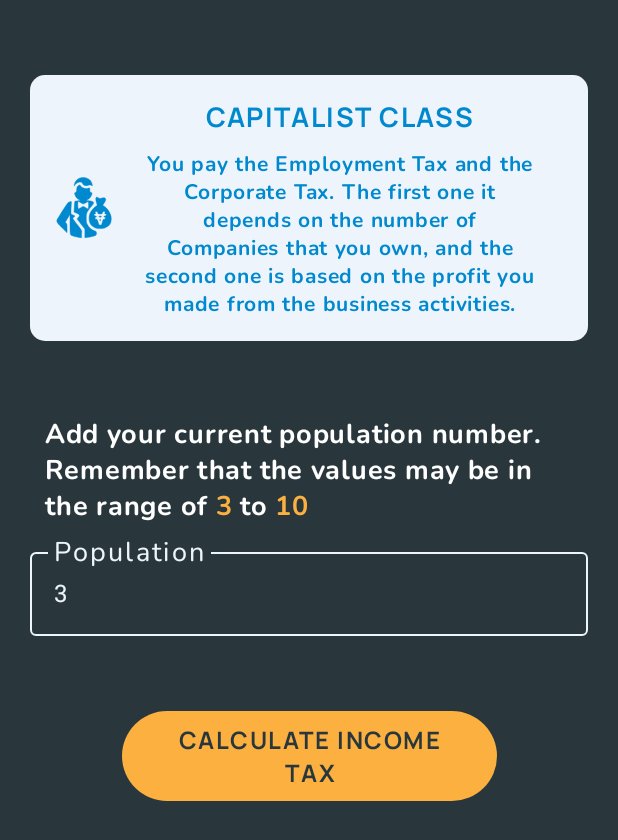
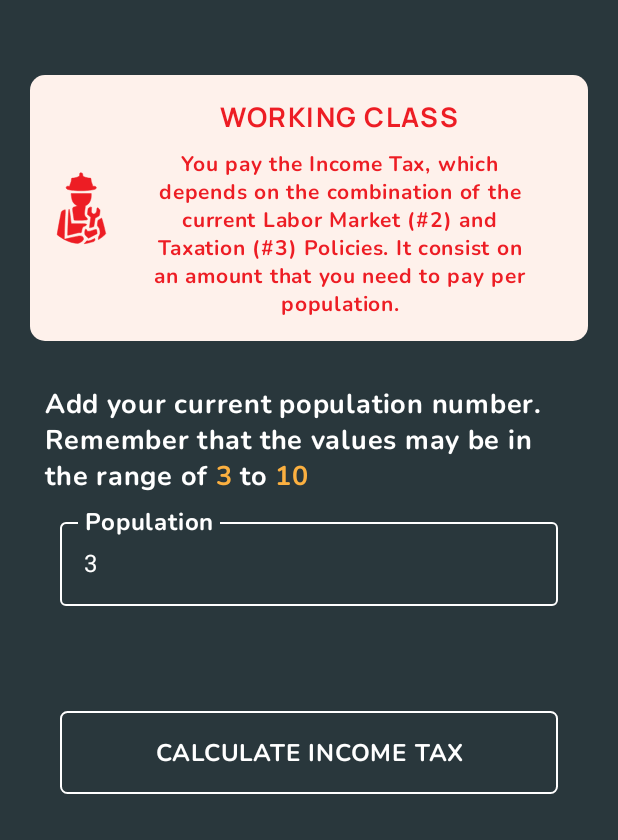
Before and after one commit to aloarte/HegemonyTaxes, an Android app built with Jetpack Compose: the RolesScreen screen opened through its navigation route, after a tap on "WORKING CLASS", on a phone screen of 412 x 824 dp. Shown: the top 840 px of the screen. Run offline under Robolectric (Android 15) with nearby library versions, the phone set to English and light mode, and no system bars; our stand-ins replace Dagger/Hilt's generated code.

Commit message:
Finished main skeleton of the working class screen

```diff
--- a/app/src/main/java/com/p4r4d0x/hegemonytaxes/presenter/common/ComposableCommons.kt
+++ b/app/src/main/java/com/p4r4d0x/hegemonytaxes/presenter/common/ComposableCommons.kt
@@ -1,23 +1,84 @@
 package com.p4r4d0x.hegemonytaxes.presenter.common
 
+import androidx.compose.foundation.BorderStroke
+import androidx.compose.foundation.Image
+import androidx.compose.foundation.layout.fillMaxWidth
+import androidx.compose.foundation.layout.height
+import androidx.compose.foundation.layout.padding
+import androidx.compose.foundation.layout.size
+import androidx.compose.foundation.layout.width
+import androidx.compose.foundation.shape.RoundedCornerShape
+import androidx.compose.material3.ButtonDefaults
+import androidx.compose.material3.ElevatedButton
+import androidx.compose.material3.MaterialTheme
+import androidx.compose.material3.OutlinedButton
 import androidx.compose.material3.Text
 import androidx.compose.runtime.Composable
 import androidx.compose.ui.Modifier
+import androidx.compose.ui.graphics.Color
+import androidx.compose.ui.res.painterResource
 import androidx.compose.ui.text.SpanStyle
 import androidx.compose.ui.text.buildAnnotatedString
+import androidx.compose.ui.text.style.TextAlign
 import androidx.compose.ui.text.withStyle
+import androidx.compose.ui.unit.dp
+import androidx.compose.ui.unit.sp
+import com.p4r4d0x.hegemonytaxes.R
 import com.p4r4d0x.hegemonytaxes.ui.data.MultipleText
+import com.p4r4d0x.hegemonytaxes.ui.theme.DarkGrey
+import com.p4r4d0x.hegemonytaxes.ui.theme.MidDarkGrey
+import com.p4r4d0x.hegemonytaxes.ui.theme.Orange
+import com.p4r4d0x.hegemonytaxes.ui.theme.White
+import java.util.Locale
 
 @Composable
 fun MultiStyleText(
     modifier: Modifier,
     highlightedStyle: SpanStyle,
     regularStyle: SpanStyle,
-    textStyleList:List<MultipleText>
+    textStyleList: List<MultipleText>
 ) {
     Text(buildAnnotatedString {
         textStyleList.forEach {
-            withStyle(style = if(it.highlighted) highlightedStyle else regularStyle) { append(it.text) }
+            withStyle(style = if (it.highlighted) highlightedStyle else regularStyle) { append(it.text) }
         }
     }, modifier)
 }
+
+@Composable
+fun HegemonyButton(
+    modifier: Modifier,
+    text: String,
+    mainColor: Color = White,
+    backgroundColor: Color = DarkGrey,
+    drawable: Int? = null,
+    onClick: () -> Unit
+) {
+    OutlinedButton(
+        shape = RoundedCornerShape(5.dp),
+        modifier = modifier
+            .height(95.dp)
+            .fillMaxWidth()
+            .padding(20.dp),
+        border = BorderStroke(1.dp, mainColor),
+        colors = ButtonDefaults.outlinedButtonColors(containerColor = backgroundColor),
+        onClick = { onClick() }) {
+        drawable?.let {
+            Image(
+                painterResource(id = it),
+                contentDescription = "button image",
+                modifier = Modifier.size(40.dp)
+            )
+        }
+
+        Text(
+            color = mainColor,
+            text = text.uppercase(Locale.ROOT),
+            fontSize = 16.sp,
+            style = MaterialTheme.typography.labelMedium,
+            textAlign = TextAlign.Center
+        )
+    }
+
+
+}
--- a/app/src/main/java/com/p4r4d0x/hegemonytaxes/presenter/policies/PoliciesScreen.kt
+++ b/app/src/main/java/com/p4r4d0x/hegemonytaxes/presenter/policies/PoliciesScreen.kt
@@ -11,26 +11,21 @@ import androidx.compose.foundation.layout.height
 import androidx.compose.foundation.layout.padding
 import androidx.compose.foundation.layout.width
 import androidx.compose.foundation.layout.wrapContentHeight
-import androidx.compose.material3.Button
-import androidx.compose.material3.ButtonColors
-import androidx.compose.material3.ButtonDefaults
 import androidx.compose.material3.MaterialTheme
 import androidx.compose.material3.Text
 import androidx.compose.runtime.Composable
 import androidx.compose.ui.Alignment
 import androidx.compose.ui.Modifier
-import androidx.compose.ui.graphics.Color
 import androidx.compose.ui.text.style.TextAlign
 import androidx.compose.ui.unit.dp
 import androidx.compose.ui.unit.sp
 import com.p4r4d0x.hegemonytaxes.domain_data.model.PolicyData
 import com.p4r4d0x.hegemonytaxes.presenter.UiEvent
 import com.p4r4d0x.hegemonytaxes.presenter.UiState
+import com.p4r4d0x.hegemonytaxes.presenter.common.HegemonyButton
 import com.p4r4d0x.hegemonytaxes.presenter.policies.compose.PolicySliderComponent
 import com.p4r4d0x.hegemonytaxes.ui.theme.DarkGrey
-import com.p4r4d0x.hegemonytaxes.ui.theme.Grey
 import com.p4r4d0x.hegemonytaxes.ui.theme.HegemonyTaxesCalculatorTheme
-import com.p4r4d0x.hegemonytaxes.ui.theme.Orange
 import com.p4r4d0x.hegemonytaxes.ui.theme.White
 import java.util.Locale
 
@@ -79,14 +74,13 @@ fun TaxRow(taxMultiplier: Int) {
     Row(
         modifier = Modifier
             .fillMaxWidth()
-            .height(70.dp)
-            .padding(1.dp),
+            .height(70.dp),
         verticalAlignment = Alignment.Bottom,
         horizontalArrangement = Arrangement.Center
     ) {
         Text(
             color = White,
-            text = "TAX MULTIPLIER: ",
+            text = "Tax multiplier: ",
             style = MaterialTheme.typography.titleMedium,
             textAlign = TextAlign.Center,
             modifier = Modifier.padding(vertical = 10.dp)
@@ -106,24 +100,12 @@ fun TaxRow(taxMultiplier: Int) {
 fun PickRolesRow(onEventTriggered: (UiEvent) -> Unit) {
     Row(
         modifier = Modifier
-            .fillMaxWidth()
-            .padding(20.dp),
+            .fillMaxWidth(),
         verticalAlignment = Alignment.CenterVertically,
         horizontalArrangement = Arrangement.Center
     ) {
-
-        Button(
-            colors = ButtonDefaults.buttonColors(containerColor = Orange),
-            modifier = Modifier.width(250.dp),
-            onClick = { onEventTriggered(UiEvent.GoPickRole) }
-        ) {
-            Text(
-                color = DarkGrey,
-                text = "Pick Role".uppercase(Locale.ROOT),
-                fontSize = 16.sp,
-                style = MaterialTheme.typography.labelLarge,
-                textAlign = TextAlign.Center
-            )
+        HegemonyButton(modifier = Modifier, text = "Pick roles") {
+            onEventTriggered(UiEvent.GoPickRole)
         }
     }
 }
--- a/app/src/main/java/com/p4r4d0x/hegemonytaxes/presenter/roles/RolesScreen.kt
+++ b/app/src/main/java/com/p4r4d0x/hegemonytaxes/presenter/roles/RolesScreen.kt
@@ -29,6 +29,9 @@ fun RolesScreen(state: UiState, onEventTriggered: (UiEvent) -> Unit) {
             Divider(thickness = 50.dp, color = Color.Transparent)
             RolesDescription(state)
             Divider(thickness = 20.dp, color = Color.Transparent)
+
+
+
             RoleSection(HegemonyRole.WorkingClass) {
                 onEventTriggered.invoke(UiEvent.GoRole(HegemonyRole.WorkingClass))
             }
--- a/app/src/main/java/com/p4r4d0x/hegemonytaxes/presenter/roles/WorkingClassScreen.kt
+++ b/app/src/main/java/com/p4r4d0x/hegemonytaxes/presenter/roles/WorkingClassScreen.kt
@@ -30,6 +30,7 @@ import androidx.compose.ui.unit.sp
 import com.p4r4d0x.hegemonytaxes.domain_data.model.HegemonyRole
 import com.p4r4d0x.hegemonytaxes.presenter.UiEvent
 import com.p4r4d0x.hegemonytaxes.presenter.UiState
+import com.p4r4d0x.hegemonytaxes.presenter.common.HegemonyButton
 import com.p4r4d0x.hegemonytaxes.presenter.common.MultiStyleText
 import com.p4r4d0x.hegemonytaxes.presenter.roles.compose.RoleInputText
 import com.p4r4d0x.hegemonytaxes.presenter.roles.compose.RoleTitleSection
@@ -52,16 +53,18 @@ fun WorkingClassScreen(state: UiState, onEventTriggered: (UiEvent) -> Unit) {
             modifier = Modifier
                 .fillMaxHeight()
                 .fillMaxWidth()
-                .background(DarkGrey),
+                .background(DarkGrey)
+                .padding(20.dp),
             horizontalAlignment = Alignment.CenterHorizontally
         ) {
-            val roleUi = buildRoleUiData(HegemonyRole.CapitalistClass)
+            val roleUi = buildRoleUiData(HegemonyRole.WorkingClass)
             RoleTitleSection(roleUi)
             Divider(thickness = 20.dp, color = Color.Transparent)
             PopulationInputDescription()
             RoleInputText(context, roleUi, "Population", population, 10) {
                 it
                 population = it
+
             }
             Divider(thickness = 50.dp, color = Color.Transparent)
             CalculateIncomeTaxButton(context, population, onEventTriggered)
@@ -75,7 +78,7 @@ fun WorkingClassScreen(state: UiState, onEventTriggered: (UiEvent) -> Unit) {
 fun IncomeTaxResult(state: UiState) {
     if (state.incomeTax > -1) {
         MultiStyleText(
-            modifier = Modifier.padding(horizontal = 30.dp, vertical = 10.dp),
+            modifier = Modifier.padding(horizontal = 10.dp, vertical = 10.dp),
             textStyleList = listOf(
                 MultipleText("The Tax Income calculated is ", false),
                 MultipleText(state.incomeTax.toString(), true),
@@ -91,7 +94,7 @@ fun IncomeTaxResult(state: UiState) {
 @Composable
 fun PopulationInputDescription() {
     MultiStyleText(
-        modifier = Modifier.padding(horizontal = 30.dp, vertical = 10.dp),
+        modifier = Modifier.padding(horizontal = 10.dp, vertical = 10.dp),
         textStyleList = listOf(
             MultipleText(
                 "Add your current population number. Remember that the values may be in the range of ",
@@ -112,10 +115,7 @@ fun CalculateIncomeTaxButton(
     population: String,
     onEventTriggered: (UiEvent) -> Unit
 ) {
-    Button(
-        colors = ButtonDefaults.buttonColors(containerColor = Orange),
-        modifier = Modifier.width(250.dp),
-        onClick = {
+    HegemonyButton(modifier = Modifier, text = "Calculate income tax") {
         verifyIntInputSelection(
             context = context,
             numberInput = population,
@@ -124,14 +124,5 @@ fun CalculateIncomeTaxButton(
             onEventTriggered(UiEvent.CalculateIncomeTax(population = it))
         }
     }
-    ) {
 
-        Text(
-            color = DarkGrey,
-            text = "Calculate income tax".uppercase(Locale.ROOT),
-            fontSize = 16.sp,
-            style = MaterialTheme.typography.labelLarge,
-            textAlign = TextAlign.Center
-        )
 }
-}
--- a/app/src/main/java/com/p4r4d0x/hegemonytaxes/presenter/roles/compose/CRoles.kt
+++ b/app/src/main/java/com/p4r4d0x/hegemonytaxes/presenter/roles/compose/CRoles.kt
@@ -14,7 +14,9 @@ import androidx.compose.foundation.layout.padding
 import androidx.compose.foundation.layout.width
 import androidx.compose.foundation.layout.wrapContentHeight
 import androidx.compose.foundation.shape.RoundedCornerShape
+import androidx.compose.foundation.text.KeyboardActions
 import androidx.compose.foundation.text.KeyboardOptions
+import androidx.compose.foundation.text.selection.TextSelectionColors
 import androidx.compose.material3.Divider
 import androidx.compose.material3.ExperimentalMaterial3Api
 import androidx.compose.material3.MaterialTheme
@@ -26,27 +28,17 @@ import androidx.compose.ui.Alignment
 import androidx.compose.ui.Modifier
 import androidx.compose.ui.draw.clip
 import androidx.compose.ui.graphics.Color
+import androidx.compose.ui.graphics.Color.Companion.White
+import androidx.compose.ui.platform.LocalFocusManager
 import androidx.compose.ui.res.painterResource
 import androidx.compose.ui.text.input.ImeAction
 import androidx.compose.ui.text.input.KeyboardType
 import androidx.compose.ui.text.style.TextAlign
 import androidx.compose.ui.unit.dp
 import androidx.compose.ui.unit.sp
-import com.p4r4d0x.hegemonytaxes.domain_data.model.HegemonyRole
-import com.p4r4d0x.hegemonytaxes.domain_data.utils.getInvolvedTaxPoliciesSummary
-import com.p4r4d0x.hegemonytaxes.presenter.UiState
-import com.p4r4d0x.hegemonytaxes.presenter.common.MultiStyleText
-import com.p4r4d0x.hegemonytaxes.ui.data.MultipleText
 import com.p4r4d0x.hegemonytaxes.ui.data.RoleUiData
-import com.p4r4d0x.hegemonytaxes.ui.theme.Blue
-import com.p4r4d0x.hegemonytaxes.ui.theme.Grey
-import com.p4r4d0x.hegemonytaxes.ui.theme.Red
-import com.p4r4d0x.hegemonytaxes.ui.theme.White
-import com.p4r4d0x.hegemonytaxes.ui.theme.Yellow
 import com.p4r4d0x.hegemonytaxes.ui.utils.Utils
-import com.p4r4d0x.hegemonytaxes.ui.utils.Utils.getHighlightedSpanStyle
-import com.p4r4d0x.hegemonytaxes.ui.utils.Utils.getRegularSpanStyle
-import com.p4r4d0x.hegemonytaxes.ui.utils.Utils.getRoleBackgroundColor
+import java.util.Locale
 
 @OptIn(ExperimentalMaterial3Api::class)
 @Composable
@@ -58,6 +50,7 @@ fun RoleInputText(
     maxValue: Int,
     onValueChanged: (String) -> Unit
 ) {
+    val focusManager = LocalFocusManager.current
     Row(
         modifier = Modifier
             .fillMaxWidth(),
@@ -66,15 +59,22 @@ fun RoleInputText(
     ) {
         OutlinedTextField(
             colors = TextFieldDefaults.outlinedTextFieldColors(
-                textColor = roleUi.backgroundColor,
-                focusedLabelColor = roleUi.mainColor,
-                unfocusedLabelColor = roleUi.backgroundColor,
-                focusedBorderColor = roleUi.mainColor,
-                unfocusedBorderColor = roleUi.backgroundColor
+                cursorColor = roleUi.mainColor,
+                selectionColors = TextSelectionColors(roleUi.mainColor, roleUi.mainColor),
+                textColor = White,
+                focusedLabelColor = White,
+                unfocusedLabelColor = White,
+                focusedBorderColor = White,
+                unfocusedBorderColor = White
             ),
             keyboardOptions = KeyboardOptions(
                 keyboardType = KeyboardType.Number,
                 imeAction = ImeAction.Done
+            ),
+            keyboardActions = KeyboardActions(
+                onDone = {
+                    focusManager.clearFocus()
+                }
             ),
             singleLine = true,
             modifier = Modifier
@@ -86,7 +86,14 @@ fun RoleInputText(
                     onValueChanged(newValue)
                 }
             },
-            label = { Text(labelText) }
+            label = {
+                Text(
+                    text = labelText,
+                    fontSize = 16.sp,
+                    style = MaterialTheme.typography.labelMedium,
+                    textAlign = TextAlign.Center
+                )
+            }
         )
     }
 }
@@ -96,7 +103,6 @@ fun RoleTitleSection(roleUi: RoleUiData) {
     Column(
         modifier = Modifier
             .fillMaxWidth()
-            .padding(20.dp)
     ) {
         Divider(thickness = 30.dp, color = Color.Transparent)
         RoleTitleCard(roleUi)
--- a/app/src/main/java/com/p4r4d0x/hegemonytaxes/presenter/roles/compose/CRolesPicker.kt
+++ b/app/src/main/java/com/p4r4d0x/hegemonytaxes/presenter/roles/compose/CRolesPicker.kt
@@ -16,13 +16,18 @@ import androidx.compose.ui.draw.clip
 import androidx.compose.ui.text.style.TextAlign
 import androidx.compose.ui.unit.dp
 import androidx.compose.ui.unit.sp
+import com.p4r4d0x.hegemonytaxes.R
 import com.p4r4d0x.hegemonytaxes.domain_data.model.HegemonyRole
 import com.p4r4d0x.hegemonytaxes.domain_data.utils.getInvolvedTaxPoliciesSummary
 import com.p4r4d0x.hegemonytaxes.presenter.UiState
+import com.p4r4d0x.hegemonytaxes.presenter.common.HegemonyButton
 import com.p4r4d0x.hegemonytaxes.presenter.common.MultiStyleText
 import com.p4r4d0x.hegemonytaxes.ui.data.MultipleText
 import com.p4r4d0x.hegemonytaxes.ui.theme.White
 import com.p4r4d0x.hegemonytaxes.ui.utils.Utils
+import com.p4r4d0x.hegemonytaxes.ui.utils.Utils.getRoleAvatar
+import com.p4r4d0x.hegemonytaxes.ui.utils.Utils.getRoleBackground
+import com.p4r4d0x.hegemonytaxes.ui.utils.Utils.getRoleMainColor
 
 @Composable
 fun RolesDescription(state: UiState) {
@@ -36,11 +41,11 @@ fun RolesDescription(state: UiState) {
             MultiStyleText(
                 modifier = Modifier.align(Alignment.TopCenter),
                 textStyleList = listOf(
-                    MultipleText("Based on the current policies the tax multiplier is ",false),
-                    MultipleText(state.taxMultiplier.toString(),true),
-                    MultipleText(". The taxation and labor market policies stays at ",false),
-                    MultipleText(policiesSummary,true),
-                    MultipleText(". This values will be used in the next tax calculations.",false),
+                    MultipleText("Based on the current policies the tax multiplier is ", false),
+                    MultipleText(state.taxMultiplier.toString(), true),
+                    MultipleText(". The taxation and labor market policies stays at ", false),
+                    MultipleText(policiesSummary, true),
+                    MultipleText(". This values will be used in the next tax calculations.", false),
                 ),
                 highlightedStyle = Utils.getHighlightedSpanStyle(18.sp),
                 regularStyle = Utils.getRegularSpanStyle(18.sp)
@@ -58,21 +63,12 @@ fun RolesDescription(state: UiState) {
 
 @Composable
 fun RoleSection(role: HegemonyRole, onRoleSelected: () -> Unit) {
-    Box(
-        modifier = Modifier
-            .padding(horizontal = 20.dp, vertical = 5.dp)
-            .clip(RoundedCornerShape(10.dp))
-            .height(70.dp)
-            .fillMaxWidth()
-            .clickable { onRoleSelected() }
-            .background(Utils.getRoleBackgroundColor(role))
-    ) {
-        Text(
-            color = White,
-            text = role.value.uppercase(),
-            style = MaterialTheme.typography.titleMedium,
-            textAlign = TextAlign.Center,
-            modifier = Modifier.align(Alignment.Center)
-        )
-    }
+    HegemonyButton(
+        modifier = Modifier,
+        text = role.value.uppercase(),
+        mainColor = getRoleMainColor(role),
+        backgroundColor = getRoleBackground(role),
+        drawable = getRoleAvatar(role),
+        onClick = onRoleSelected
+    )
 }
--- a/app/src/main/java/com/p4r4d0x/hegemonytaxes/ui/utils/Utils.kt
+++ b/app/src/main/java/com/p4r4d0x/hegemonytaxes/ui/utils/Utils.kt
@@ -46,7 +46,7 @@ object Utils {
     )
 
     fun checkValidRange(context: Context, newValue: String, maxValue: Int, isValid: () -> Unit) {
-        if (newValue.isEmpty() || tryNumberParse(context,newValue) in 0..maxValue) {
+        if (newValue.isEmpty() || tryNumberParse(context, newValue) in 0..maxValue) {
             isValid()
         } else {
             Toast.makeText(
@@ -65,12 +65,18 @@ object Utils {
         -1
     }
 
-    fun verifyIntInputSelection(context: Context,numberInput: String, intRange: IntRange, isValid: (Int) -> Unit) {
-        val number = tryNumberParse(context,numberInput)
-        if(number in intRange){
+    fun verifyIntInputSelection(
+        context: Context,
+        numberInput: String,
+        intRange: IntRange,
+        isValid: (Int) -> Unit
+    ) {
+        val number = tryNumberParse(context, numberInput)
+        if (number in intRange) {
             isValid(number)
-        }else{
-            Toast.makeText(context, "Wrong value. It must be in $intRange", Toast.LENGTH_SHORT).show()
+        } else {
+            Toast.makeText(context, "Wrong value. It must be in $intRange", Toast.LENGTH_SHORT)
+                .show()
         }
     }
 
@@ -79,40 +85,53 @@ object Utils {
             HegemonyRole.WorkingClass -> RoleUiData(
                 title = role.value.uppercase(Locale.ROOT),
                 mainColor = WorkingClass,
-                backgroundColor = LighterRed,
+                backgroundColor = getRoleBackground(role),
                 description = "You pay the Income Tax, which depends on the combination of the current Labor Market (#2) and Taxation (#3) Policies. It consist on an amount that you need to pay per population.",
-                avatar = R.drawable.avatar_working_class
+                avatar = getRoleAvatar(role)
             )
-
             HegemonyRole.MiddleClass ->
                 RoleUiData(
                     title = role.value.uppercase(Locale.ROOT),
                     mainColor = MiddleClass,
-                    backgroundColor = LighterYellow,
+                    backgroundColor = getRoleBackground(role),
                     description = "You pay the Income Tax and the Employment Tax. The first one is based onf your income from companies other than you own in which you have Workers and the other is based on the Companies you run yourself.",
-                    avatar = R.drawable.avatar_middle_class
+                    avatar = getRoleAvatar(role)
                 )
 
             HegemonyRole.CapitalistClass ->
                 RoleUiData(
                     title = role.value.uppercase(Locale.ROOT),
                     mainColor = CapitalistClass,
-                    backgroundColor = LighterBlue,
+                    backgroundColor = getRoleBackground(role),
                     description = "You pay the Employment Tax and the Corporate Tax. The first one it depends on the number of Companies that you own, and the second one is based on the profit you made from the business activities.",
-                    avatar = R.drawable.avatar_capitalist_class
+                    avatar = getRoleAvatar(role)
                 )
 
             HegemonyRole.State -> RoleUiData(
                 title = role.value.uppercase(Locale.ROOT),
                 mainColor = State,
-                backgroundColor = LighterGrey,
+                backgroundColor = getRoleBackground(role),
                 description = "",
-                avatar = R.drawable.avatar_state
+                avatar = getRoleAvatar(role)
             )
         }
 
+    fun getRoleBackground(role: HegemonyRole) = when (role) {
+        HegemonyRole.WorkingClass -> LighterRed
+        HegemonyRole.MiddleClass -> LighterYellow
+        HegemonyRole.CapitalistClass -> LighterBlue
+        HegemonyRole.State -> LighterGrey
+    }
 
-    fun getRoleBackgroundColor(role: HegemonyRole) = when (role) {
+
+    fun getRoleAvatar(role: HegemonyRole) = when (role) {
+        HegemonyRole.WorkingClass -> R.drawable.avatar_working_class
+        HegemonyRole.MiddleClass -> R.drawable.avatar_middle_class
+        HegemonyRole.CapitalistClass -> R.drawable.avatar_capitalist_class
+        HegemonyRole.State -> R.drawable.avatar_state
+    }
+
+    fun getRoleMainColor(role: HegemonyRole) = when (role) {
         HegemonyRole.WorkingClass -> Red
         HegemonyRole.MiddleClass -> Yellow
         HegemonyRole.CapitalistClass -> Blue
```
Also changed, not shown: app/src/main/java/com/p4r4d0x/hegemonytaxes/ui/theme/Color.kt (+0 -7 lines), app/src/main/java/com/p4r4d0x/hegemonytaxes/ui/theme/Theme.kt (+0 -34 lines), app/src/main/java/com/p4r4d0x/hegemonytaxes/ui/theme/Typography.kt (+7 -0 lines). Lines whose indentation alone changed are shown as unchanged.
